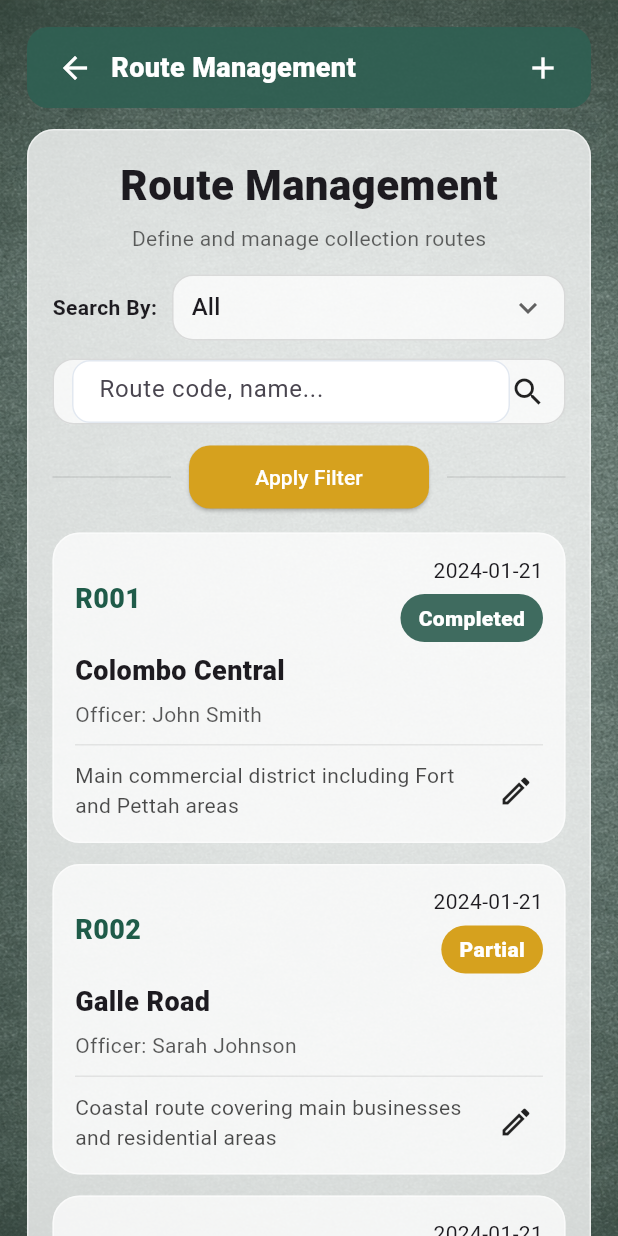
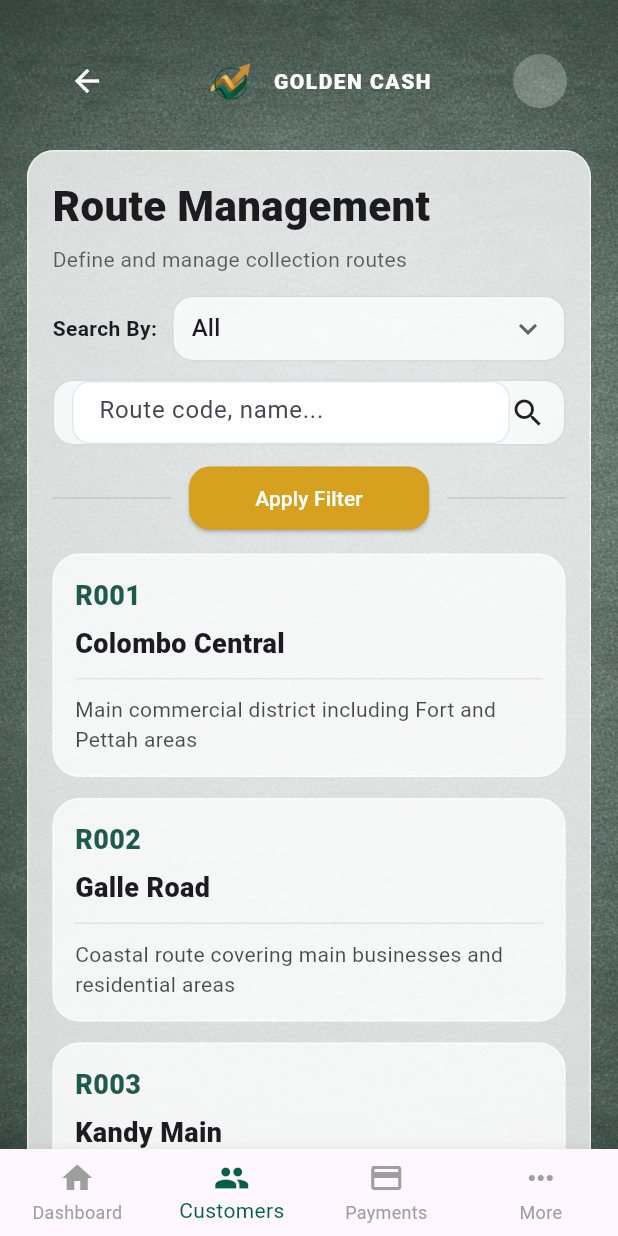
Before and after one commit to PCCreation21/LMS_Mobile, a Flutter app: the RouteManagementPage screen opened by its route, on a phone screen of 412 x 824 dp. Run offline on Flutter 3.47's test engine with Material 3 defaults, Android fonts, the phone set to English and light mode, and no system bars; our stand-ins replace flutter_riverpod, flutter_secure_storage, go_router, shared_preferences; accounts and stored records are empty.

Commit message:
Created route management

```diff
--- a/lib/features/routes/presentation/route_management_page.dart
+++ b/lib/features/routes/presentation/route_management_page.dart
@@ -1,6 +1,8 @@
 import 'package:flutter/material.dart';
 import 'package:flutter_riverpod/flutter_riverpod.dart';
+import 'package:go_router/go_router.dart';
 
+import '../../../app/theme/app_colors.dart';
 import '../state/route_controller.dart';
 import 'widgets/route_filters_bar.dart';
 import 'widgets/route_card.dart';
@@ -61,43 +63,7 @@ class _RouteManagementPageState extends ConsumerState<RouteManagementPage> {
                   padding: const EdgeInsets.all(18),
                   child: Column(
                     children: [
-                      // Green header like your screenshot
-                      Container(
-                        height: 54,
-                        padding: const EdgeInsets.symmetric(horizontal: 8),
-                        decoration: BoxDecoration(
-                          color: const Color(0xFF2F5F52).withOpacity(0.92),
-                          borderRadius: BorderRadius.circular(14),
-                        ),
-                        child: Row(
-                          children: [
-                            IconButton(
-                              onPressed: () => Navigator.pop(context),
-                              icon: const Icon(
-                                Icons.arrow_back,
-                                color: Colors.white,
-                              ),
-                            ),
-                            const Expanded(
-                              child: Text(
-                                "Route Management",
-                                style: TextStyle(
-                                  color: Colors.white,
-                                  fontSize: 18,
-                                  fontWeight: FontWeight.w800,
-                                ),
-                                overflow: TextOverflow.ellipsis,
-                              ),
-                            ),
-                            IconButton(
-                              onPressed: () {
-                                // TODO: open create route page
-                              },
-                              icon: const Icon(Icons.add, color: Colors.white),
-                            ),
-                          ],
-                        ),
-                      ),
+                      _HeaderBar(onBack: () => context.pop()),
 
                       const SizedBox(height: 14),
 
@@ -112,6 +78,7 @@ class _RouteManagementPageState extends ConsumerState<RouteManagementPage> {
                           ),
                         ),
                         child: Column(
+                          crossAxisAlignment: CrossAxisAlignment.start,
                           children: [
                             const Text(
                               "Route Management",
@@ -183,49 +150,10 @@ class _RouteManagementPageState extends ConsumerState<RouteManagementPage> {
                               )
                             else
                               isDesktop
-                                  ? RouteTable(
-                                      rows: state.rows,
-                                      onEdit: (r) {
-                                        ScaffoldMessenger.of(
-                                          context,
-                                        ).showSnackBar(
-                                          SnackBar(
-                                            content: Text(
-                                              "Edit ${r.routeCode}",
-                                            ),
-                                          ),
-                                        );
-                                      },
-                                      onDelete: (r) {
-                                        ScaffoldMessenger.of(
-                                          context,
-                                        ).showSnackBar(
-                                          SnackBar(
-                                            content: Text(
-                                              "Delete ${r.routeCode}",
-                                            ),
-                                          ),
-                                        );
-                                      },
-                                    )
+                                  ? RouteTable(rows: state.rows)
                                   : Column(
                                       children: state.rows
-                                          .map(
-                                            (r) => RouteCard(
-                                              row: r,
-                                              onEdit: () {
-                                                ScaffoldMessenger.of(
-                                                  context,
-                                                ).showSnackBar(
-                                                  SnackBar(
-                                                    content: Text(
-                                                      "Edit ${r.routeCode}",
-                                                    ),
-                                                  ),
-                                                );
-                                              },
-                                            ),
-                                          )
+                                          .map((r) => RouteCard(row: r))
                                           .toList(),
                                     ),
                           ],
@@ -239,6 +167,59 @@ class _RouteManagementPageState extends ConsumerState<RouteManagementPage> {
           ),
         ],
       ),
+      bottomNavigationBar: BottomNavigationBar(
+        currentIndex: 1,
+        selectedItemColor: AppColors.secondary,
+        unselectedItemColor: Colors.grey,
+        type: BottomNavigationBarType.fixed,
+        onTap: (index) {
+          if (index == 0) context.go('/home');
+          if (index == 1) context.go('/customers');
+        },
+        items: const [
+          BottomNavigationBarItem(icon: Icon(Icons.home), label: "Dashboard"),
+          BottomNavigationBarItem(icon: Icon(Icons.people), label: "Customers"),
+          BottomNavigationBarItem(icon: Icon(Icons.payment), label: "Payments"),
+          BottomNavigationBarItem(icon: Icon(Icons.more_horiz), label: "More"),
+        ],
+      ),
     );
   }
 }
+
+class _HeaderBar extends StatelessWidget {
+  const _HeaderBar({required this.onBack});
+  final VoidCallback onBack;
+
+  @override
+  Widget build(BuildContext context) {
+    return Padding(
+      padding: const EdgeInsets.fromLTRB(16, 12, 16, 8),
+      child: Row(
+        children: [
+          IconButton(
+            onPressed: onBack,
+            icon: const Icon(Icons.arrow_back, color: Colors.white),
+          ),
+          const Spacer(),
+          Row(
+            children: [
+              Image.asset('assets/images/logo.png', height: 26),
+              const SizedBox(width: 10),
+              const Text(
+                "GOLDEN CASH",
+                style: TextStyle(
+                  color: Colors.white,
+                  fontWeight: FontWeight.w800,
+                  letterSpacing: 1.0,
+                ),
+              ),
+            ],
+          ),
+          const Spacer(),
+          const CircleAvatar(radius: 18, backgroundColor: Colors.white24),
+        ],
+      ),
+    );
+  }
+}
--- a/lib/features/routes/presentation/widgets/route_card.dart
+++ b/lib/features/routes/presentation/widgets/route_card.dart
@@ -2,10 +2,9 @@ import 'package:flutter/material.dart';
 import '../../domain/route_models.dart';
 
 class RouteCard extends StatelessWidget {
-  const RouteCard({super.key, required this.row, required this.onEdit});
+  const RouteCard({super.key, required this.row});
 
   final RouteRowModel row;
-  final VoidCallback onEdit;
 
   String _date(DateTime? d) {
     if (d == null) return "";
@@ -51,31 +50,6 @@ class RouteCard extends StatelessWidget {
                   fontSize: 18,
                 ),
               ),
-              Column(
-                crossAxisAlignment: CrossAxisAlignment.end,
-                children: [
-                  if (row.date != null) Text(_date(row.date)),
-                  const SizedBox(height: 6),
-                  if (row.status != null)
-                    Container(
-                      padding: const EdgeInsets.symmetric(
-                        horizontal: 12,
-                        vertical: 6,
-                      ),
-                      decoration: BoxDecoration(
-                        color: st.bg,
-                        borderRadius: BorderRadius.circular(999),
-                      ),
-                      child: Text(
-                        row.status!,
-                        style: TextStyle(
-                          color: st.fg,
-                          fontWeight: FontWeight.w800,
-                        ),
-                      ),
-                    ),
-                ],
-              ),
             ],
           ),
           const SizedBox(height: 6),
@@ -84,13 +58,6 @@ class RouteCard extends StatelessWidget {
             row.routeName,
             style: const TextStyle(fontSize: 18, fontWeight: FontWeight.w900),
           ),
-          const SizedBox(height: 6),
-
-          if (row.officerName != null)
-            Text(
-              "Officer: ${row.officerName!}",
-              style: TextStyle(color: Colors.black.withOpacity(0.65)),
-            ),
 
           const SizedBox(height: 10),
           Divider(height: 1, color: Colors.black.withOpacity(0.08)),
@@ -104,16 +71,6 @@ class RouteCard extends StatelessWidget {
                   style: TextStyle(color: Colors.black.withOpacity(0.70)),
                 ),
               ),
-              const SizedBox(width: 10),
-              if (row.showEdit)
-                InkWell(
-                  onTap: onEdit,
-                  borderRadius: BorderRadius.circular(12),
-                  child: const Padding(
-                    padding: EdgeInsets.all(6),
-                    child: Icon(Icons.edit_outlined),
-                  ),
-                ),
             ],
           ),
         ],
```
Also changed, not shown: lib/features/routes/presentation/widgets/route_table.dart (+1 -23 lines).
